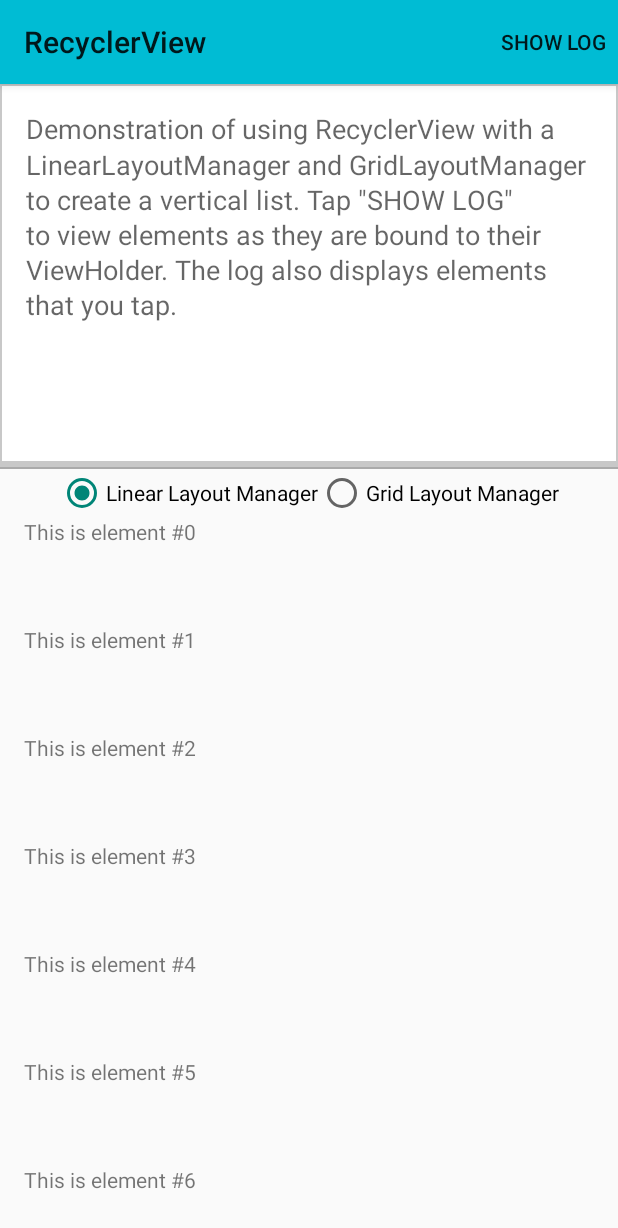
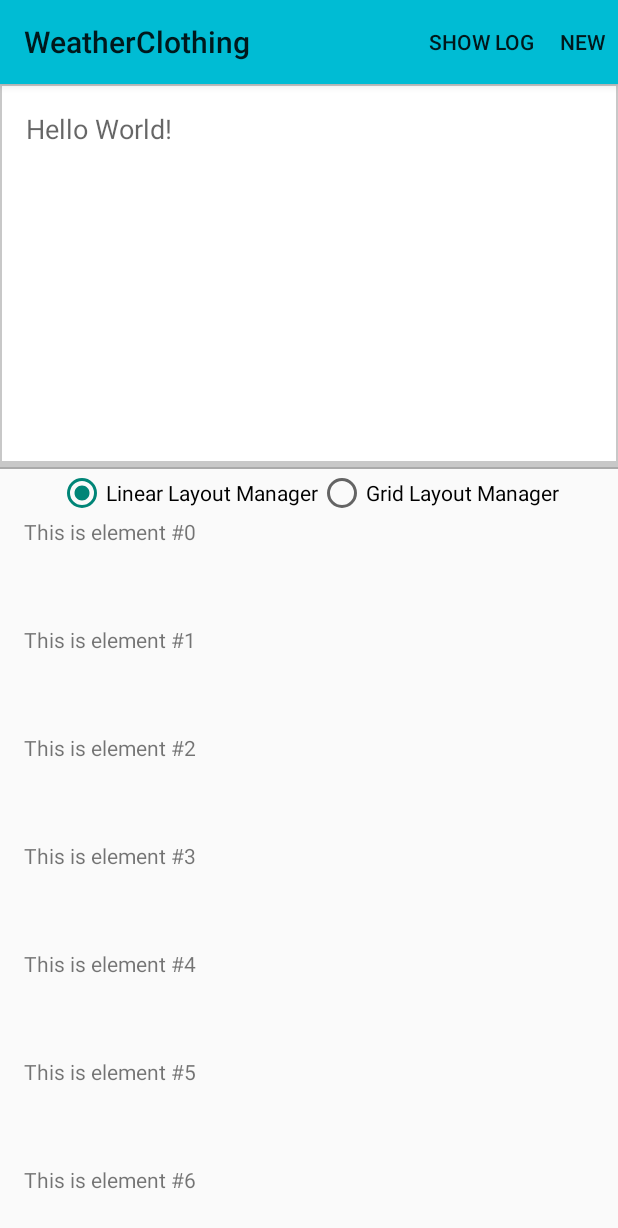
Before and after one commit to WeatherClothingAndroid/WeatherClothingAndroidApp, an Android app: the screen it shows after launch (MainActivity), on a phone screen of 412 x 824 dp. Shown: the top 1228 px of the screen. Run offline under Robolectric (Android 15) with nearby library versions, the phone set to English and light mode, and no system bars.

Commit message:
working base

```diff
--- a/Application/src/main/java/com/example/android/common/activities/SampleActivityBase.java
+++ b/Application/src/main/java/com/example/android/common/activities/SampleActivityBase.java
@@ -18,6 +18,7 @@ package com.example.android.common.activities;
 
 import android.os.Bundle;
 import android.support.v4.app.FragmentActivity;
+import android.view.View;
 
 import com.example.android.common.logger.Log;
 import com.example.android.common.logger.LogWrapper;
@@ -31,6 +32,7 @@ public class SampleActivityBase extends FragmentActivity {
 
     @Override
     protected void onCreate(Bundle savedInstanceState) {
+
         super.onCreate(savedInstanceState);
     }
 
@@ -49,4 +51,5 @@ public class SampleActivityBase extends FragmentActivity {
 
         Log.i(TAG, "Ready");
     }
+
 }
--- a/Application/src/main/java/com/example/android/recyclerview/RecyclerViewFragment.java
+++ b/Application/src/main/java/com/example/android/recyclerview/RecyclerViewFragment.java
@@ -110,6 +110,7 @@ public class RecyclerViewFragment extends Fragment {
 
     /**
      * Set RecyclerView's LayoutManager to the one given.
+     * Set RecyclerView's LayoutManager to the one given.
      *
      * @param layoutManagerType Type of layout manager to switch to.
      */
--- a/Application/src/main/res/layout/recycler_view_frag.xml
+++ b/Application/src/main/res/layout/recycler_view_frag.xml
@@ -19,6 +19,7 @@
     android:layout_width="match_parent"
     android:layout_height="match_parent"
     android:orientation="vertical">
+
     <RadioGroup
         android:layout_width="match_parent"
         android:layout_height="wrap_content"
@@ -38,5 +39,8 @@
     <android.support.v7.widget.RecyclerView
         android:id="@+id/recyclerView"
         android:layout_width="match_parent"
-        android:layout_height="match_parent"/>
+        android:layout_height="match_parent">
+
+    </android.support.v7.widget.RecyclerView>
+
 </LinearLayout>
--- a/Application/src/main/res/menu/main.xml
+++ b/Application/src/main/res/menu/main.xml
@@ -15,9 +15,16 @@
   -->
 
 <menu xmlns:android="http://schemas.android.com/apk/res/android"
-      xmlns:tools="http://schemas.android.com/tools"
-      tools:ignore="AppCompatResource">
-    <item android:id="@+id/menu_toggle_log"
-          android:showAsAction="always"
-          android:title="@string/sample_show_log" />
+    xmlns:tools="http://schemas.android.com/tools"
+    tools:ignore="AppCompatResource">
+    <item
+        android:id="@+id/menu_toggle_log"
+        android:layout_width="match_parent"
+        android:showAsAction="always"
+        android:title="@string/sample_show_log" />
+    <item
+        android:id="@+id/new_item"
+        android:layout_width="match_parent"
+        android:showAsAction="always"
+        android:title="@string/new_item" />
 </menu>
--- a/Application/src/main/res/values/base-strings.xml
+++ b/Application/src/main/res/values/base-strings.xml
@@ -16,16 +16,24 @@
 -->
 
 <resources>
-    <string name="app_name">RecyclerView</string>
+    <string name="app_name">WeatherClothing</string>
     <string name="intro_message">
         <![CDATA[
 
 
-                Demonstration of using RecyclerView with a LinearLayoutManager and GridLayoutManager
-                to create a vertical list. Tap \"SHOW LOG\" to view elements as they are bound to
-                their ViewHolder. The log also displays elements that you tap.
+
+                Hello World!
+
 
 
         ]]>
     </string>
+    <string name="new_item">New</string>
+    <string name="tshirtString">T-Shirt</string>
+    <string name="hoodieString">Hoodie</string>
+    <string name="sweaterString">Sweater</string>
+    <string name="lightjacketString">Light Jacket</string>
+    <string name="thickjacketString">Thick Jacket</string>
+    <string name="puffyjacketString">Puffy Jacket</string>
+    <string name="back">Back</string>
 </resources>
--- a/Application/src/main/res/values/strings.xml
+++ b/Application/src/main/res/values/strings.xml
@@ -1,5 +1,4 @@
-<?xml version="1.0" encoding="utf-8"?>
-<!--
+<?xml version="1.0" encoding="utf-8"?><!--
  Copyright 2014 The Android Open Source Project
 
  Licensed under the Apache License, Version 2.0 (the "License");
```
Also changed, not shown: Application/build.gradle (+4 -4 lines), Application/src/main/AndroidManifest.xml (+9 -10 lines), Application/src/main/java/com/example/android/addClothing.java (added, +21 -0 lines), Application/src/main/java/com/example/android/recyclerview/MainActivity.java (+84 -1 lines), Application/src/main/res/layout/insert_new_clothing.xml (added, +49 -0 lines), 525 other files.
